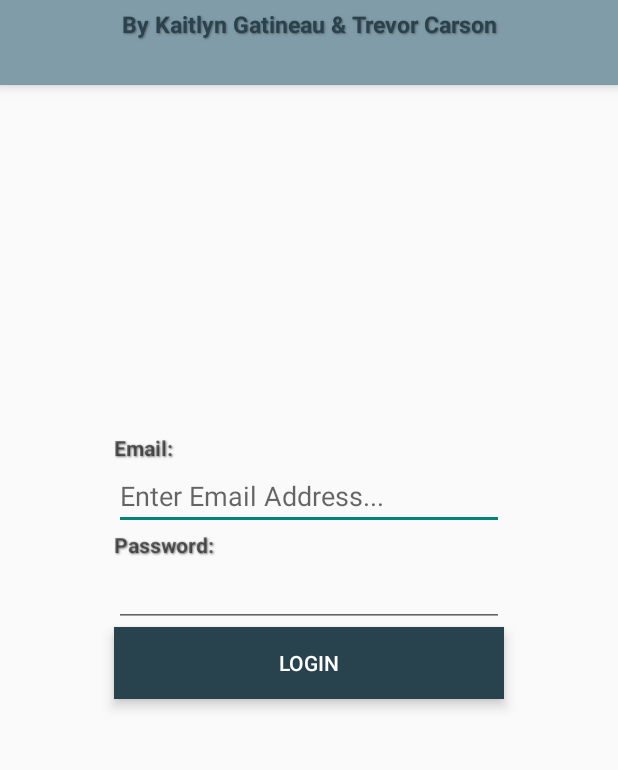
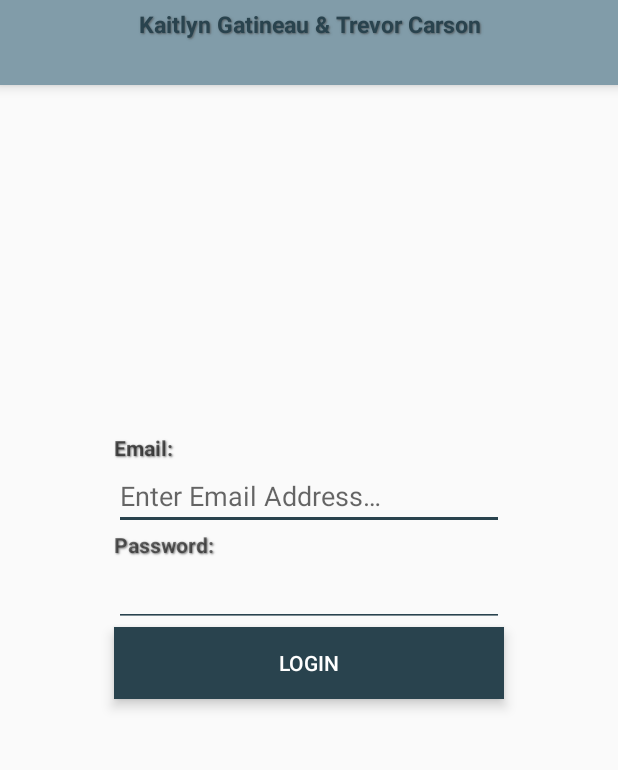
Before and after one commit to Trevor-Carson/Android_Final_Project, an Android app: the screen it shows after launch (LoginActivity), on a phone screen of 412 x 824 dp, the part 142-912 px from its top. Run offline under Robolectric (Android 15) with nearby library versions, the phone set to English and light mode, and no system bars.

Commit message:
Entered remaining strings.

```diff
--- a/app/src/main/java/com/example/final_project_rss_reader/LoginActivity.java
+++ b/app/src/main/java/com/example/final_project_rss_reader/LoginActivity.java
@@ -50,7 +50,7 @@ public class LoginActivity extends AppCompatActivity {
         ((EditText) findViewById(R.id.email)).setText(savedEmail);
 
         // When the login button is clicked, transition to the Profile activity.
-        ((Button) findViewById(R.id.login)).setOnClickListener(clk -> {
+        findViewById(R.id.login).setOnClickListener(clk -> {
             // Saving the email to the shared preferences while clicking the button wasn't required, but it's helpful.
             saveEmailToPreferences();
             startActivity(new Intent(this, MainActivity.class));
--- a/app/src/main/java/com/example/final_project_rss_reader/RSSAdapter.java
+++ b/app/src/main/java/com/example/final_project_rss_reader/RSSAdapter.java
@@ -87,7 +87,7 @@ public class RSSAdapter extends BaseAdapter implements Filterable {
         TextView title = view.findViewById(R.id.rssTitleTextView);
         title.setText(rssItem.getTitle());
 
-        return view;    //
+        return view;
     }
 
     /**
--- a/app/src/main/res/layout/activity_login.xml
+++ b/app/src/main/res/layout/activity_login.xml
@@ -35,7 +35,7 @@
             android:layout_height="wrap_content"
             android:paddingTop="5dp"
             android:paddingBottom="10dp"
-            android:text="By Kaitlyn Gatineau &amp; Trevor Carson"
+            android:text="@string/app_author"
             android:textAlignment="center"
             android:textColor="@color/grey3"
             android:textSize="15sp"
@@ -66,15 +66,17 @@
             android:shadowDx="1"
             android:shadowDy="1"
             android:shadowRadius="1"
-            android:text="Email:"
+            android:hint="@string/email_textView"
             android:textStyle="bold" />
 
         <EditText
             android:id="@+id/email"
             android:layout_width="fill_parent"
             android:layout_height="wrap_content"
-            android:hint="Enter Email Address..."
-            android:inputType="textEmailAddress" />
+            android:hint="@string/email_editText"
+            android:inputType="textEmailAddress"
+            android:textCursorDrawable="@null"
+            android:backgroundTint="@color/grey3"/>
 
         <TextView
             android:layout_width="fill_parent"
@@ -83,14 +85,16 @@
             android:shadowDx="1"
             android:shadowDy="1"
             android:shadowRadius="1"
-            android:text="Password:"
+            android:text="@string/password_textView"
             android:textStyle="bold" />
 
         <EditText
             android:id="@+id/password"
             android:layout_width="fill_parent"
             android:layout_height="wrap_content"
-            android:inputType="textPassword" />
+            android:inputType="textPassword"
+            android:textCursorDrawable="@null"
+            android:backgroundTint="@color/grey3"/>
 
         <Button
             android:id="@+id/login"
@@ -99,7 +103,7 @@
             android:background="@color/grey3"
             android:elevation="5dp"
             android:stateListAnimator="@null"
-            android:text="Login"
+            android:text="@string/login_textView"
             android:textColor="@color/white" />
     </LinearLayout>
 </RelativeLayout>
--- a/app/src/main/res/layout/activity_main.xml
+++ b/app/src/main/res/layout/activity_main.xml
@@ -43,7 +43,7 @@
             android:shadowDx="1"
             android:shadowDy="1"
             android:shadowRadius="1"
-            android:text="By Kaitlyn Gatineau &amp; Trevor Carson"
+            android:text="@string/app_author"
             android:textAlignment="center"
             android:textColor="@color/grey3"
             android:textSize="15sp"
@@ -77,7 +77,6 @@
             android:paddingStart="20dp"
             android:paddingEnd="20dp"
             android:stateListAnimator="@null"
-
             android:text="@string/view_feed_text"
             android:textColor="@color/white"
 
--- a/app/src/main/res/layout/activity_view_feed.xml
+++ b/app/src/main/res/layout/activity_view_feed.xml
@@ -49,7 +49,9 @@
                     android:id="@+id/editTextSearch"
                     android:layout_width="match_parent"
                     android:layout_height="wrap_content"
-                    android:layout_alignParentBottom="true" />
+                    android:layout_alignParentBottom="true"
+                    android:textCursorDrawable="@null"
+                    android:backgroundTint="@color/grey3"/>
 
                 <Button
                     android:id="@+id/buttonClearTextSearch"
--- a/app/src/main/res/layout/rss_fragment_details.xml
+++ b/app/src/main/res/layout/rss_fragment_details.xml
@@ -62,7 +62,7 @@
             android:layout_width="wrap_content"
             android:layout_height="wrap_content"
             android:layout_below="@id/rssDescTextView"
-            android:text="See Link Below:"
+            android:text="@string/link_below"
             android:autoLink="web"
             android:textSize="15sp"
             android:textAlignment="center"
@@ -87,7 +87,7 @@
             android:layout_marginStart="10dp"
             android:layout_marginTop="10dp"
             android:layout_marginEnd="10dp"
-            android:text="Hide"
+            android:text="@string/hide_button"
             android:background="@color/grey2"
             android:textColor="@color/grey3"
             />
--- a/app/src/main/res/values/strings.xml
+++ b/app/src/main/res/values/strings.xml
@@ -1,4 +1,5 @@
 <resources>
+    <string name="app_author">Kaitlyn Gatineau &amp; Trevor Carson</string>
     <string name="app_name">BBC RSS News Feed</string>
     <string name="app_titleScreen">BBC News Reader</string>
     <string name="rss_reader_text">RSS Reader</string>
@@ -30,9 +31,15 @@
     <string name="article_delete">Delete this article?</string>
     <string name="row_id">Row ID: </string>
     <string name="database_id">Database ID: </string>
-
     <string name="home_text">Home</string>
     <string name="favorite_text">Saved Items</string>
     <string name="help_text_2">Help</string>
-
+    <string name="email_textView">Email:</string>
+    <string name="email_editText">Enter Email Address…</string>
+    <string name="password_textView">Password:</string>
+    <string name="login_textView">Login</string>
+    <string name="app_details1">CST2335 - December 2021"</string>
+    <string name="app_version">Version 1.0</string>
+    <string name="link_below">See Link Below:</string>
+    <string name="hide_button">Hide</string>
 </resources>
--- a/app/src/main/res/values/themes.xml
+++ b/app/src/main/res/values/themes.xml
@@ -16,6 +16,7 @@
         <item name="windowNoTitle">true</item>
 
         <item name="actionOverflowMenuStyle">@style/OverflowMenu</item>
+        <item name="android:textSelectHandle">@color/grey1</item>
 
 
     </style>
@@ -29,4 +30,5 @@
     </style>
 
 
+
 </resources>
```
Also changed, not shown: app/src/main/java/com/example/final_project_rss_reader/ViewFeedActivity.java (+9 -11 lines), app/src/main/java/com/example/final_project_rss_reader/ViewSavedActivity.java (+14 -12 lines), app/src/main/res/layout/activity_edit_rss_feed.xml (deleted, +0 -13 lines), app/src/main/res/layout/nav_header.xml (+11 -13 lines), 1 other file.
